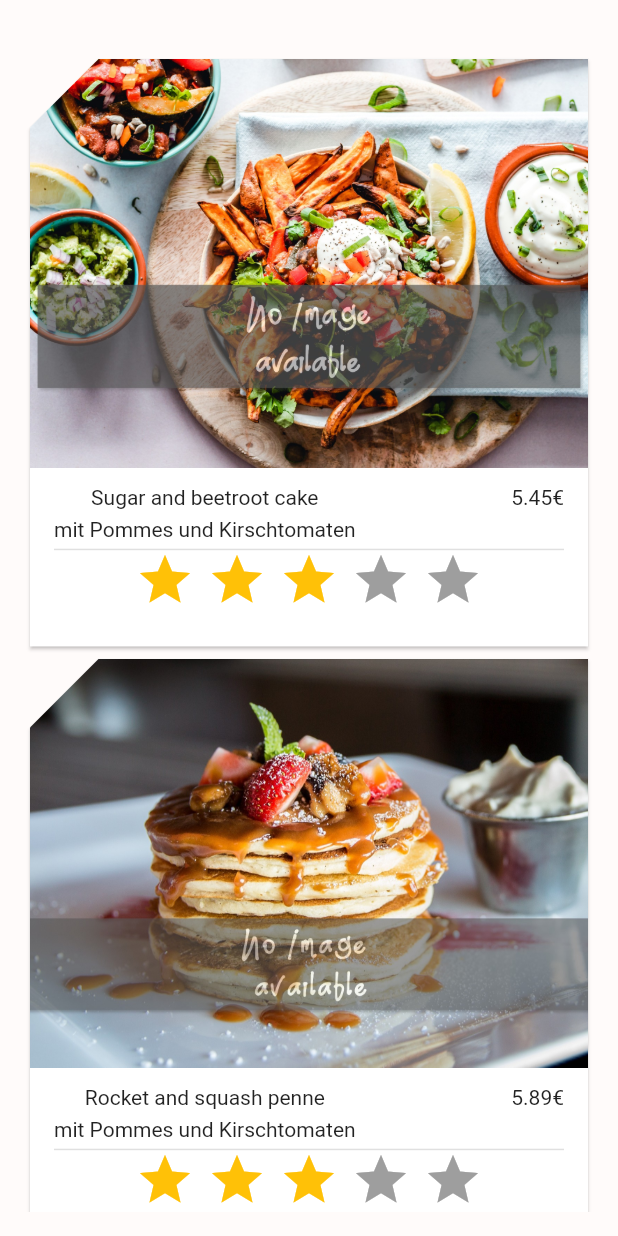
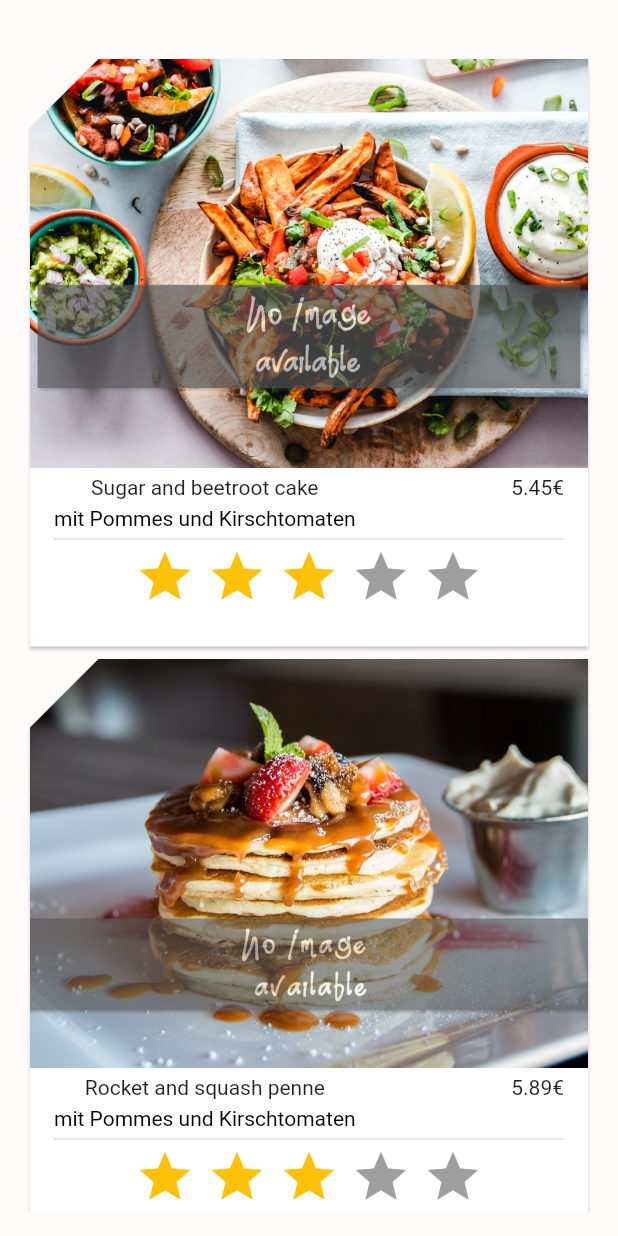
Before and after one commit to Rate-My-Bistro/app, a Flutter app: the MenuList widget shown alone on an empty page, opened directly, on a phone screen of 412 x 824 dp. Run offline on Flutter 3.47's test engine with Material 2 defaults, Android fonts, the phone set to English and light mode, and no system bars; drawn by our look-alikes of flutter_rating_bar; our stand-ins replace bubble; Roboto replaces fonts that are missing (Raleway); statements that could not run were skipped.

Commit message:
fix: adjust sizes for at least 4.5 inches

```diff
--- a/lib/components/MenuList.dart
+++ b/lib/components/MenuList.dart
@@ -53,11 +53,10 @@ class MenuList extends StatelessWidget {
               ),
               Expanded(
                 child: Padding(
-                  padding: EdgeInsets.fromLTRB(16.0, 12.0, 16.0, 1.0),
+                  padding: EdgeInsets.fromLTRB(16.0, 5.0, 16.0, 1.0),
                   child: Column(
                     crossAxisAlignment: CrossAxisAlignment.start,
                     mainAxisAlignment: MainAxisAlignment.start,
-
                     children: <Widget>[
                       Row(
                           crossAxisAlignment: CrossAxisAlignment.start,
@@ -65,15 +64,22 @@ class MenuList extends StatelessWidget {
                           children: <Widget>[
                         Column(
                           children: <Widget>[
-                            Text(product.name, style: bistroTheme.textTheme.title,),
+                            Text(product.name, style: bistroTheme.textTheme.title, overflow: TextOverflow.ellipsis),
                             SizedBox(height: 5.0,),
-                            Text("mit Pommes und Kirschtomaten"),
-                            SizedBox(height: 5.0,),
+                            Text("mit Pommes und Kirschtomaten", style: bistroTheme.textTheme.subtitle, overflow: TextOverflow.ellipsis ,),
+                            SizedBox(height: 5.0,)
                           ],
                         ),
-                        Text(product.price.toStringAsFixed(2) + "€", style: bistroTheme.textTheme.title,)
+                        Column(
+                          mainAxisAlignment: MainAxisAlignment.spaceBetween,
+                          crossAxisAlignment: CrossAxisAlignment.center,
+                          children: <Widget>[
+                            Text(product.price.toStringAsFixed(2) + "€", style: bistroTheme.textTheme.title,)
+                          ],
+                        )
                       ]),
                       Divider(height: 1.0, thickness: 1.0,),
+                      SizedBox(height: 5.0,),
                       Center(
                         child: RatingBar(
                           initialRating: 3,
```
Also changed, not shown: lib/components/Backdrop.dart (+0 -12 lines).
